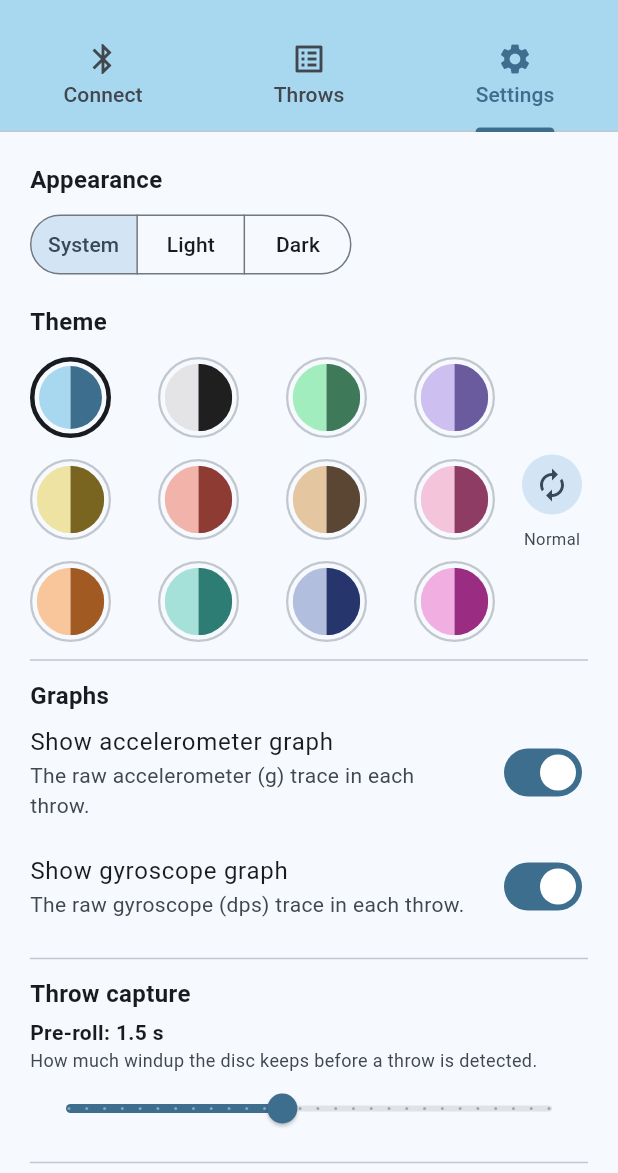
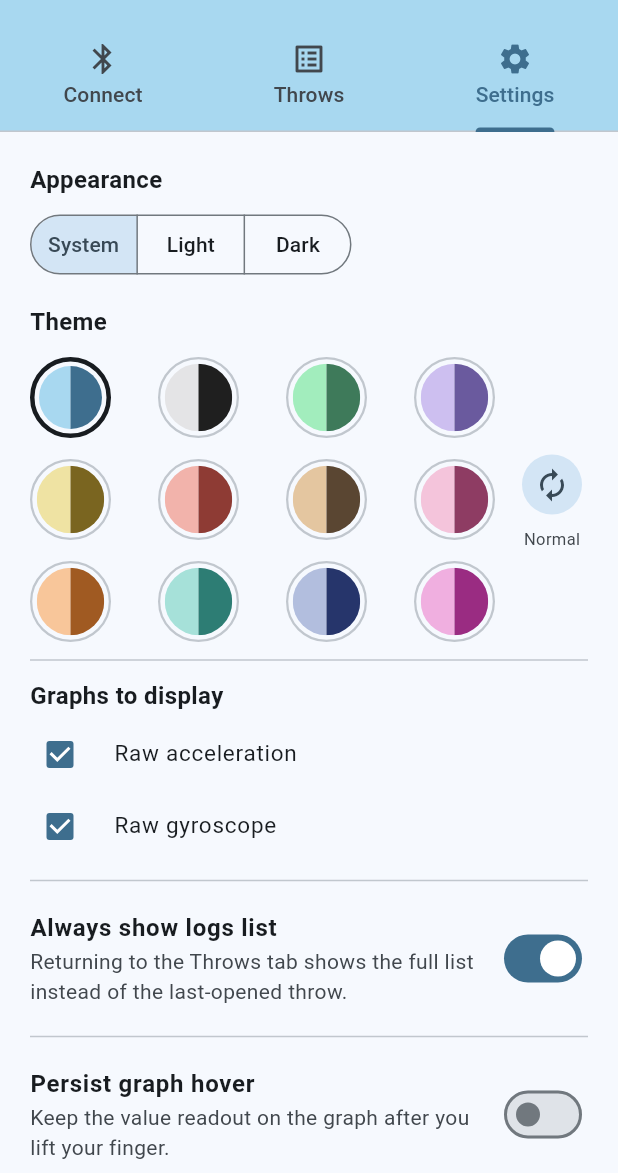
Before and after one commit to RuiqiLiu2014/frisbee-tracker, a Flutter app: the screen it shows after launch, tab 3 chosen, on a phone screen of 412 x 824 dp, the part 63-1236 px from its top. Run offline on Flutter 3.47's test engine with Material 3 defaults, Android fonts, the light colour scheme and no system bars; our stand-ins replace flutter_blue_plus, share_plus, shared_preferences.

Commit message:
change throw numbering to match ping pong tracker, change settings to match ping pong tracker style, add relevant graph settings

```diff
--- a/app/lib/main.dart
+++ b/app/lib/main.dart
@@ -5,6 +5,7 @@ import 'package:shared_preferences/shared_preferences.dart';
 import 'constants.dart';
 import 'settings.dart';
 import 'theme.dart';
+import 'widgets/interactive_chart.dart';
 import 'screens/home_shell.dart';
 
 Future<void> main() async {
@@ -17,6 +18,15 @@ Future<void> main() async {
   showAccelNotifier.value = prefs.getBool(kShowAccelKey) ?? true;
   showGyroNotifier.value = prefs.getBool(kShowGyroKey) ?? true;
   preRollMsNotifier.value = prefs.getInt(kPreRollKey) ?? kDefaultPreRollMs;
+  alwaysShowLogsNotifier.value = prefs.getBool(kResetLogsKey) ?? true;
+  hoverPersistsNotifier.value = prefs.getBool(kHoverPersistKey) ?? false;
+  final hoverPosStr = prefs.getString(kHoverPosKey);
+  if (hoverPosStr != null) {
+    hoverPosNotifier.value = HoverReadoutPos.values.firstWhere(
+      (e) => e.name == hoverPosStr,
+      orElse: () => HoverReadoutPos.follow,
+    );
+  }
   runApp(const FrisbeeTrackerApp());
 }
 
--- a/app/lib/screens/home_shell.dart
+++ b/app/lib/screens/home_shell.dart
@@ -44,6 +44,7 @@ class _HomeShellState extends State<HomeShell>
   void initState() {
     super.initState();
     _tab = TabController(length: 3, vsync: this);
+    _tab.addListener(_onTabChanged);
     _ble.addListener(_onBleChanged);
     _throwSub = _ble.throws.listen(_onThrowReceived);
     _loadLogs();
@@ -124,18 +125,42 @@ class _HomeShellState extends State<HomeShell>
     if (mounted) setState(() {});
   }
 
+  // When "Always show logs list" is on, leaving the Throws tab (index 1) clears
+  // the open throw so returning shows the full list. Always rebuilds so the
+  // detail view re-reads the hover settings and PopScope tracks the tab. Mirrors
+  // the ping-pong tracker.
+  void _onTabChanged() {
+    if (alwaysShowLogsNotifier.value && _tab.index != 1 && _openLog != null) {
+      _openLog = null;
+    }
+    if (mounted) setState(() {});
+  }
+
   Future<void> _loadLogs() async {
     final res = await _repo.loadAll();
     final prefs = await SharedPreferences.getInstance();
     final persistedSeq = prefs.getInt(kLogSeqKey) ?? 0;
+    // Numbering (mirrors the ping-pong tracker): restart at 1 when no logs remain,
+    // otherwise continue from the last issued number (persisted, so deleting the
+    // newest doesn't reuse it).
+    final nextBase = res.logs.isEmpty ? 0 : math.max(persistedSeq, res.maxId);
+    await prefs.setInt(kLogSeqKey, nextBase);
     if (!mounted) return;
     setState(() {
       _logs
         ..clear()
         ..addAll(res.logs);
-      _logSeq = math.max(persistedSeq, res.maxId);
+      _logSeq = nextBase;
     });
     _refreshStorage();
+  }
+
+  // Once the log list becomes empty, restart numbering at 1 for the next capture
+  // (persisted). Mirrors the ping-pong tracker.
+  Future<void> _resetLogNumbering() async {
+    _logSeq = 0;
+    final prefs = await SharedPreferences.getInstance();
+    await prefs.setInt(kLogSeqKey, 0);
   }
 
   Future<void> _onThrowReceived(ReceivedThrow r) async {
@@ -183,6 +208,7 @@ class _HomeShellState extends State<HomeShell>
       _logs.removeWhere((l) => l.id == log.id);
       if (_openLog?.id == log.id) _openLog = null;
     });
+    if (_logs.isEmpty) await _resetLogNumbering(); // deleting the last -> next is 1
     _refreshStorage();
   }
 
@@ -242,6 +268,7 @@ class _HomeShellState extends State<HomeShell>
       _logs.clear();
       _openLog = null;
     });
+    await _resetLogNumbering(); // empty -> next capture restarts at 1
     _refreshStorage();
   }
 
@@ -827,8 +854,8 @@ class _HomeShellState extends State<HomeShell>
             cornerText: null,
             centerZero: true,
             markerTimes: const [],
-            persist: false,
-            pos: HoverReadoutPos.follow,
+            persist: hoverPersistsNotifier.value,
+            pos: hoverPosNotifier.value,
             timeLabel: (s) => "${(s * 1000).toStringAsFixed(0)} ms",
             dark: dark,
           ),
--- a/app/lib/screens/settings_tab.dart
+++ b/app/lib/screens/settings_tab.dart
@@ -5,6 +5,7 @@ import '../constants.dart';
 import '../services/frisbee_ble.dart';
 import '../settings.dart';
 import '../theme.dart';
+import '../widgets/interactive_chart.dart';
 
 /// Settings tab. The Appearance + Theme section is a direct port of the
 /// PingPongTracker settings page (same themes, order, and widget sizes), wired
@@ -28,6 +29,26 @@ class SettingsTab extends StatelessWidget {
   Future<void> _saveInt(String key, int value) async {
     final p = await SharedPreferences.getInstance();
     await p.setInt(key, value);
+  }
+
+  // One checklist row (leading checkbox + graph name) in "Graphs to display",
+  // matching the ping-pong tracker's `_graphToggle`.
+  Widget _graphCheck(String name, ValueNotifier<bool> notifier, String prefKey) {
+    return ValueListenableBuilder<bool>(
+      valueListenable: notifier,
+      builder: (context, v, _) => CheckboxListTile(
+        contentPadding: EdgeInsets.zero,
+        dense: true,
+        controlAffinity: ListTileControlAffinity.leading,
+        title: Text(name, style: const TextStyle(fontSize: 15)),
+        value: v,
+        onChanged: (nv) {
+          final val = nv ?? false;
+          notifier.value = val;
+          _saveBool(prefKey, val);
+        },
+      ),
+    );
   }
 
   String _fmtBytes(int b) {
@@ -167,34 +188,93 @@ class SettingsTab extends StatelessWidget {
           ],
         ),
         const Divider(height: 24),
+        // Per-log chart checklist (mirrors the ping-pong tracker's "Graphs to
+        // display": leading-checkbox rows rather than toggles).
         const Text(
-          "Graphs",
+          "Graphs to display",
           style: TextStyle(fontSize: 16, fontWeight: FontWeight.bold),
         ),
+        const SizedBox(height: 4),
+        _graphCheck("Raw acceleration", showAccelNotifier, kShowAccelKey),
+        _graphCheck("Raw gyroscope", showGyroNotifier, kShowGyroKey),
+        const Divider(height: 24),
+        // Throws-list + graph-hover behavior (ported from the ping-pong tracker).
         ValueListenableBuilder<bool>(
-          valueListenable: showAccelNotifier,
+          valueListenable: alwaysShowLogsNotifier,
           builder: (context, v, _) => SwitchListTile(
             contentPadding: EdgeInsets.zero,
-            title: const Text("Show accelerometer graph"),
-            subtitle: const Text("The raw accelerometer (g) trace in each throw."),
+            title: const Text(
+              "Always show logs list",
+              style: TextStyle(fontSize: 16, fontWeight: FontWeight.bold),
+            ),
+            subtitle: const Text(
+              "Returning to the Throws tab shows the full list instead of the "
+              "last-opened throw.",
+            ),
             value: v,
             onChanged: (nv) {
-              showAccelNotifier.value = nv;
-              _saveBool(kShowAccelKey, nv);
+              alwaysShowLogsNotifier.value = nv;
+              _saveBool(kResetLogsKey, nv);
             },
           ),
         ),
+        const Divider(height: 24),
         ValueListenableBuilder<bool>(
-          valueListenable: showGyroNotifier,
+          valueListenable: hoverPersistsNotifier,
           builder: (context, v, _) => SwitchListTile(
             contentPadding: EdgeInsets.zero,
-            title: const Text("Show gyroscope graph"),
-            subtitle: const Text("The raw gyroscope (dps) trace in each throw."),
+            title: const Text(
+              "Persist graph hover",
+              style: TextStyle(fontSize: 16, fontWeight: FontWeight.bold),
+            ),
+            subtitle: const Text(
+              "Keep the value readout on the graph after you lift your finger.",
+            ),
             value: v,
             onChanged: (nv) {
-              showGyroNotifier.value = nv;
-              _saveBool(kShowGyroKey, nv);
+              hoverPersistsNotifier.value = nv;
+              _saveBool(kHoverPersistKey, nv);
             },
+          ),
+        ),
+        const SizedBox(height: 16),
+        const Text(
+          "Hover readout position",
+          style: TextStyle(fontSize: 16, fontWeight: FontWeight.bold),
+        ),
+        const SizedBox(height: 4),
+        Text(
+          "Where the value box sits when you hover a graph.",
+          style: TextStyle(color: Theme.of(context).colorScheme.onSurfaceVariant),
+        ),
+        const SizedBox(height: 8),
+        ValueListenableBuilder<HoverReadoutPos>(
+          valueListenable: hoverPosNotifier,
+          builder: (context, pos, _) => SingleChildScrollView(
+            scrollDirection: Axis.horizontal,
+            child: SegmentedButton<HoverReadoutPos>(
+              showSelectedIcon: false,
+              segments: const [
+                ButtonSegment(
+                  value: HoverReadoutPos.follow,
+                  label: Text("Follow"),
+                ),
+                ButtonSegment(value: HoverReadoutPos.left, label: Text("Left")),
+                ButtonSegment(
+                  value: HoverReadoutPos.right,
+                  label: Text("Right"),
+                ),
+                ButtonSegment(
+                  value: HoverReadoutPos.adaptive,
+                  label: Text("Adaptive"),
+                ),
+              ],
+              selected: {pos},
+              onSelectionChanged: (s) {
+                hoverPosNotifier.value = s.first;
+                _saveString(kHoverPosKey, s.first.name);
+              },
+            ),
           ),
         ),
         const Divider(height: 24),
--- a/app/lib/settings.dart
+++ b/app/lib/settings.dart
@@ -1,6 +1,7 @@
 import 'package:flutter/material.dart';
 
 import 'constants.dart';
+import 'widgets/interactive_chart.dart';
 
 // Non-theme app settings, kept as notifiers so any screen can read/observe them
 // (mirrors the theme-notifier pattern in theme.dart).
@@ -12,7 +13,15 @@ const String kCalibKey = "calibration"; // "ax,ay,az,gxBias,gyBias,gzBias" (g, d
 const String kCalibTimeKey = "calibrationTime"; // ms since epoch of last calibration
 const String kLabelKey = "nextThrowLabel"; // persisted next-throw label selection
 const String kPreRollKey = "preRollMs"; // capture pre-roll length, ms
+const String kResetLogsKey = "resetLogsOnLeave"; // leaving Throws returns to the list
+const String kHoverPersistKey = "hoverPersists"; // keep the graph readout after lift
+const String kHoverPosKey = "hoverReadoutPos"; // where the graph readout box sits
 
 final ValueNotifier<bool> showAccelNotifier = ValueNotifier(true);
 final ValueNotifier<bool> showGyroNotifier = ValueNotifier(true);
 final ValueNotifier<int> preRollMsNotifier = ValueNotifier(kDefaultPreRollMs);
+final ValueNotifier<bool> alwaysShowLogsNotifier = ValueNotifier(true);
+final ValueNotifier<bool> hoverPersistsNotifier = ValueNotifier(false);
+final ValueNotifier<HoverReadoutPos> hoverPosNotifier = ValueNotifier(
+  HoverReadoutPos.follow,
+);
```
